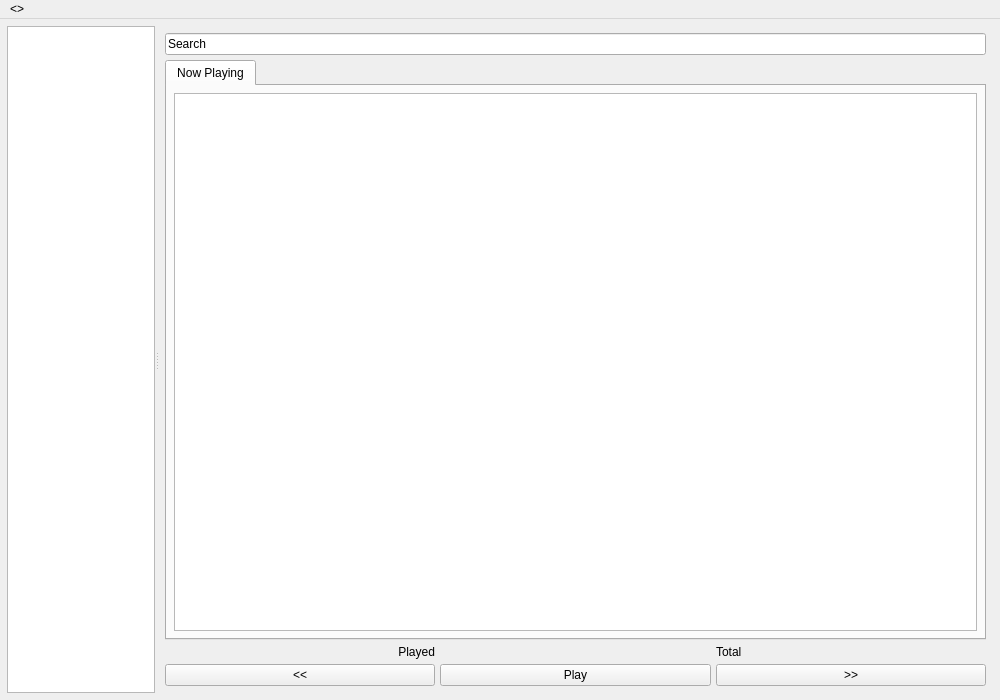
Before: the Qt Designer form ssmp/ssmp.ui in Sushisource/wubwub, drawn with Qt 5.
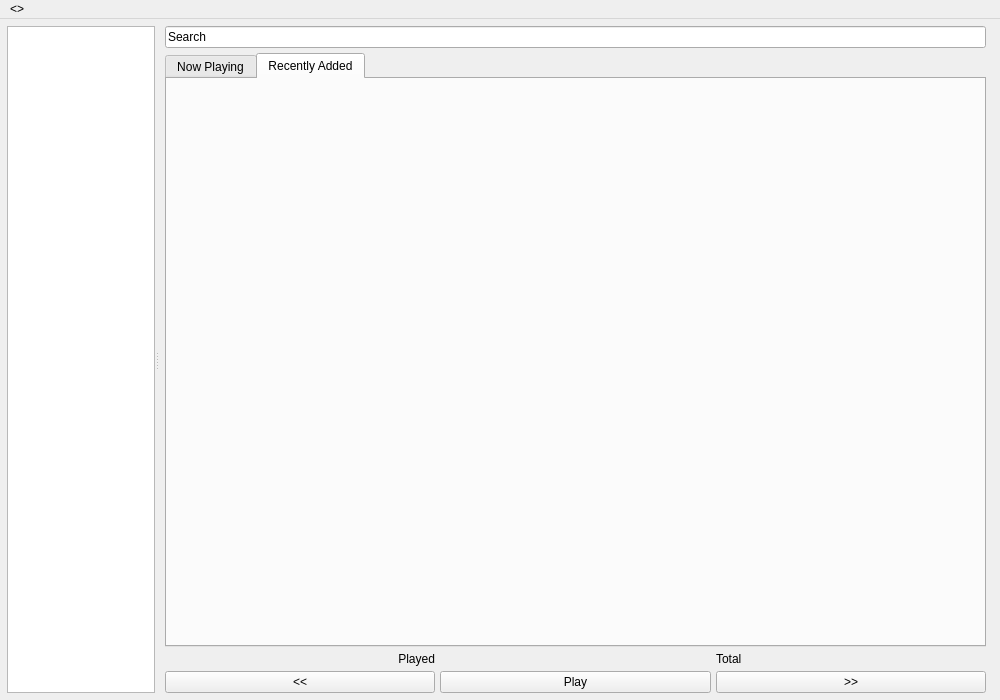
After: the same form once the commit is applied. The open tabs and pages were chosen to show the change. Custom widgets are drawn as their Qt base class.

Commit message: Recent view half works.

What changed in the file:
```diff
--- a/ssmp/ssmp.ui
+++ b/ssmp/ssmp.ui
@@ -51,6 +51,12 @@
         </sizepolicy>
        </property>
        <layout class="QVBoxLayout" name="verticalLayout_2">
+        <property name="topMargin">
+         <number>0</number>
+        </property>
+        <property name="bottomMargin">
+         <number>0</number>
+        </property>
         <item>
          <widget class="QLineEdit" name="search">
           <property name="text">
@@ -85,6 +91,12 @@
               </item>
              </layout>
             </widget>
+            <widget class="QWidget" name="recentTab">
+             <attribute name="title">
+              <string>Recently Added</string>
+             </attribute>
+             <layout class="QVBoxLayout" name="recentLayout"/>
+            </widget>
            </widget>
           </item>
           <item>
```
Left out of the diff: 2 changed lines with no effect on the pictures. The commit also changes 14 other files.
